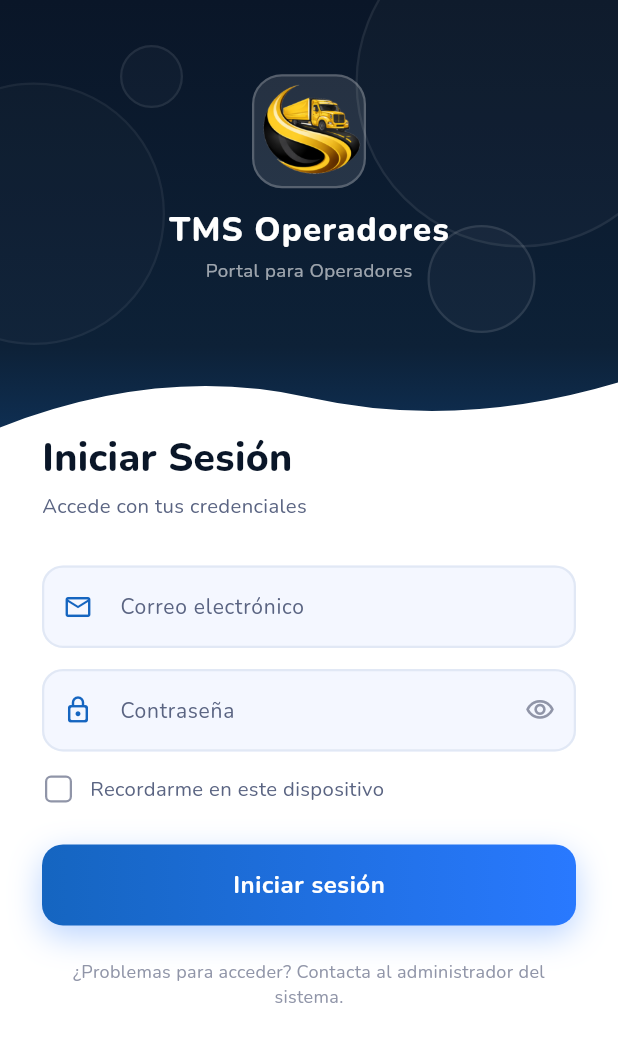
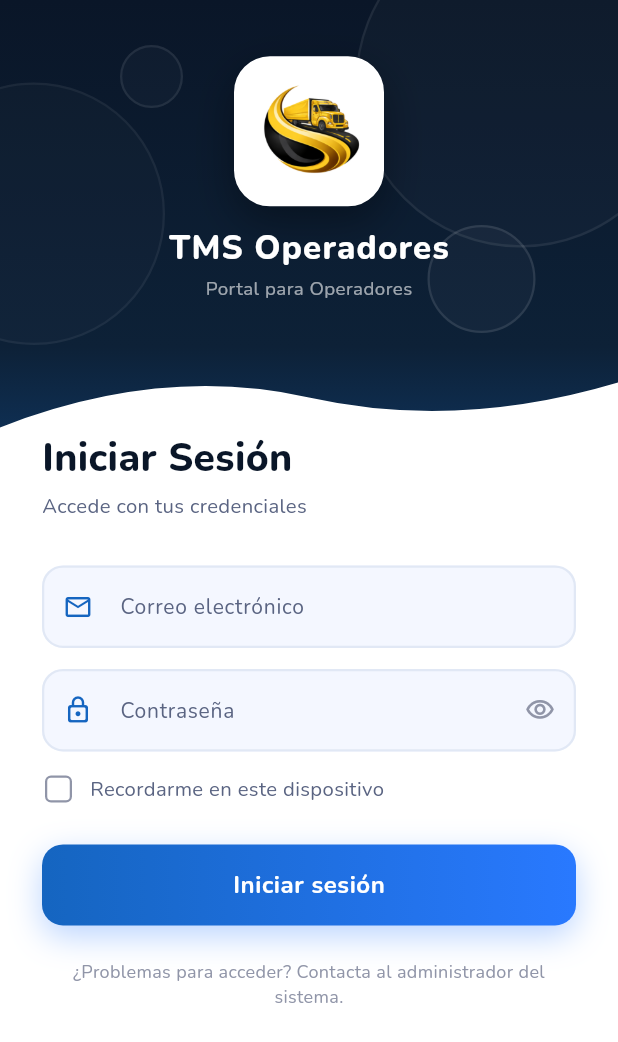
Before and after one commit to FernandoFerretiz/_TMSGSAPP_, a Flutter app: the screen it shows after launch, on a phone screen of 412 x 824 dp. Shown: the top 1042 px of the screen. Run offline on Flutter 3.47's test engine with Material 3 defaults, Android fonts, the phone set to English and light mode, and no system bars; our stand-ins replace dio, dotted_border, flutter_secure_storage, geolocator, get, image_picker and 3 more; missing offline and left inert: flutter_foreground_task; accounts and stored records are empty.

Commit message:
20260605

```diff
--- a/lib/app/features/auth/screens/login_screen.dart
+++ b/lib/app/features/auth/screens/login_screen.dart
@@ -113,20 +113,28 @@ class _LoginScreenState extends State<LoginScreen> {
       mainAxisSize: MainAxisSize.min,
       children: [
         Container(
-          width: 76,
-          height: 76,
+          width: 100,
+          height: 100,
+          padding: const EdgeInsets.all(12),
           decoration: BoxDecoration(
-            color: Colors.white.withValues(alpha: 0.11),
-            borderRadius: BorderRadius.circular(20),
+            color: Colors.white,
+            borderRadius: BorderRadius.circular(24),
             border: Border.all(
-              color: Colors.white.withValues(alpha: 0.22),
-              width: 1.5,
+              color: Colors.white,
+              width: 2,
             ),
+            boxShadow: [
+              BoxShadow(
+                color: Colors.black.withValues(alpha: 0.35),
+                blurRadius: 24,
+                offset: const Offset(0, 10),
+              ),
+            ],
           ),
           child: Image.asset(
-              'assets/images/logo1x1.png',
-              fit: BoxFit.contain,
-            ),
+            'assets/images/logo1x1.png',
+            fit: BoxFit.contain,
+          ),
         ),
         const SizedBox(height: 12),
         const Text(
```
